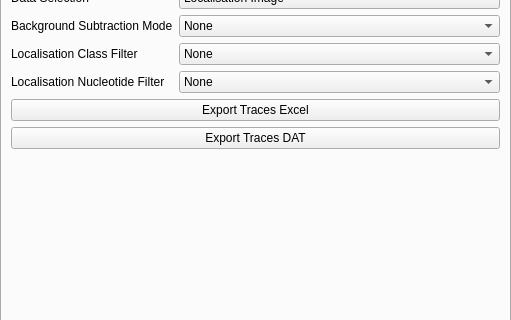
Above: src/napari_gapseq/gapseq_ui.ui from piedrro/napari-GapSeq before the change; both pictures show x 0 to 511 and y 270 to 590 of the 511 by 851 pixel window. Below: the same form after it.
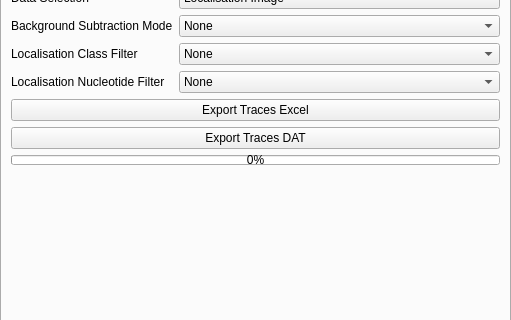
That is the form after the change. The open tabs and pages were chosen to show the change.

What changed in the file:
```diff
--- a/src/napari_gapseq/gapseq_ui.ui
+++ b/src/napari_gapseq/gapseq_ui.ui
@@ -1754,6 +1754,25 @@
       </property>
      </widget>
     </item>
+    <item>
+     <widget class="QProgressBar" name="export_progress">
+      <property name="sizePolicy">
+       <sizepolicy hsizetype="Preferred" vsizetype="Fixed">
+        <horstretch>0</horstretch>
+        <verstretch>0</verstretch>
+       </sizepolicy>
+      </property>
+      <property name="maximumSize">
+       <size>
+        <width>16777215</width>
+        <height>10</height>
+       </size>
+      </property>
+      <property name="value">
+       <number>0</number>
+      </property>
+     </widget>
+    </item>
     <item>
      <spacer name="verticalSpacer_8">
       <property name="orientation">
```
